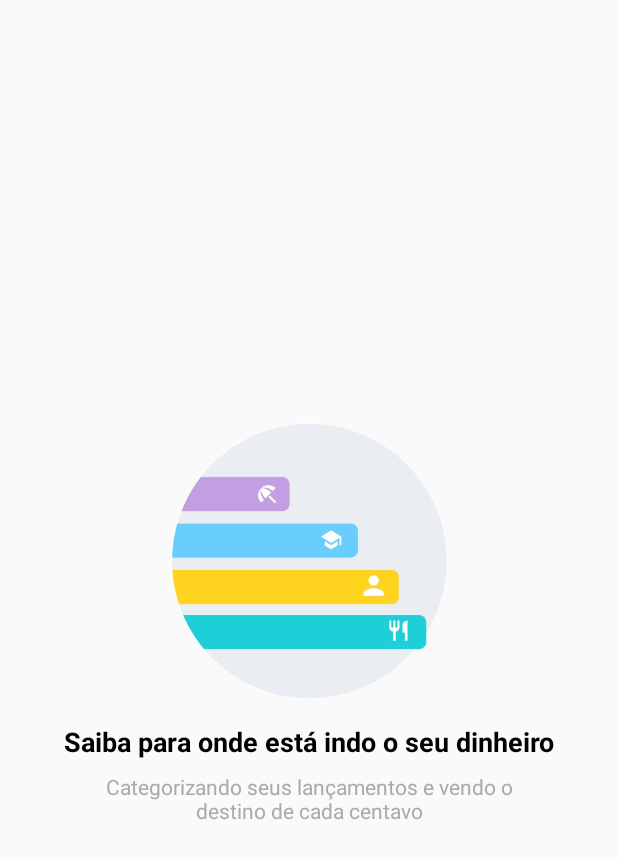
After one commit to juniormargalho/organizze, an Android app: the layout intro_2.xml on its own in the app's theme, with its tools: preview values and no code run, on a phone screen of 412 x 824 dp. The commit adds this screen. Shown: the top 859 px of the screen. Run offline under Robolectric (Android 15) with nearby library versions, the phone set to English and light mode, and no system bars.

Commit message:
adicionadoSlidesIntroducao

```diff
--- a/app/build.gradle
+++ b/app/build.gradle
@@ -32,6 +32,8 @@ dependencies {
     implementation 'com.google.firebase:firebase-core:17.0.0'
     implementation 'com.google.firebase:firebase-database:18.0.0'
     implementation 'com.google.firebase:firebase-auth:18.0.0'
+
+    implementation 'com.heinrichreimersoftware:material-intro:2.0.0'
 }
 
 apply plugin: 'com.google.gms.google-services'
--- a/app/src/main/AndroidManifest.xml
+++ b/app/src/main/AndroidManifest.xml
@@ -9,7 +9,9 @@
         android:roundIcon="@mipmap/ic_launcher_round"
         android:supportsRtl="true"
         android:theme="@style/AppTheme">
-        <activity android:name=".MainActivity">
+        <activity
+            android:name=".MainActivity"
+            android:theme="@style/Theme.Intro">
             <intent-filter>
                 <action android:name="android.intent.action.MAIN" />
 
--- /dev/null
+++ b/app/src/main/res/layout/intro_2.xml
@@ -0,0 +1,47 @@
+<?xml version="1.0" encoding="utf-8"?>
+<androidx.constraintlayout.widget.ConstraintLayout xmlns:android="http://schemas.android.com/apk/res/android"
+    xmlns:app="http://schemas.android.com/apk/res-auto"
+    xmlns:tools="http://schemas.android.com/tools"
+    android:layout_width="match_parent"
+    android:layout_height="match_parent">
+
+    <ImageView
+        android:id="@+id/imageView"
+        android:layout_width="200dp"
+        android:layout_height="200dp"
+        android:layout_marginBottom="8dp"
+        android:padding="8dp"
+        app:layout_constraintBottom_toTopOf="@+id/textView"
+        app:layout_constraintEnd_toEndOf="parent"
+        app:layout_constraintStart_toStartOf="parent"
+        app:layout_constraintTop_toTopOf="parent"
+        app:layout_constraintVertical_chainStyle="packed"
+        app:srcCompat="@drawable/dois" />
+
+    <TextView
+        android:id="@+id/textView"
+        android:layout_width="wrap_content"
+        android:layout_height="wrap_content"
+        android:layout_marginBottom="8dp"
+        android:gravity="center"
+        android:text="Saiba para onde está indo o seu dinheiro"
+        android:textColor="@android:color/black"
+        android:textSize="18sp"
+        android:textStyle="bold"
+        app:layout_constraintBottom_toTopOf="@+id/textView2"
+        app:layout_constraintEnd_toEndOf="parent"
+        app:layout_constraintStart_toStartOf="parent"
+        app:layout_constraintTop_toBottomOf="@+id/imageView" />
+
+    <TextView
+        android:id="@+id/textView2"
+        android:layout_width="wrap_content"
+        android:layout_height="wrap_content"
+        android:gravity="center"
+        android:text="Categorizando seus lançamentos e vendo o\ndestino de cada centavo"
+        android:textColor="@android:color/darker_gray"
+        app:layout_constraintBottom_toBottomOf="parent"
+        app:layout_constraintEnd_toEndOf="parent"
+        app:layout_constraintStart_toStartOf="parent"
+        app:layout_constraintTop_toBottomOf="@+id/textView" />
+</androidx.constraintlayout.widget.ConstraintLayout>
--- a/build.gradle
+++ b/build.gradle
@@ -5,10 +5,12 @@ buildscript {
         google()
         jcenter()
 
+
     }
     dependencies {
         classpath 'com.android.tools.build:gradle:3.5.1'
         classpath 'com.google.gms:google-services:4.3.2'
+
 
         // NOTE: Do not place your application dependencies here; they belong
         // in the individual module build.gradle files
@@ -19,6 +21,7 @@ allprojects {
     repositories {
         google()
         jcenter()
+        maven { url 'https://jitpack.io' }
 
     }
 }
```
Also changed, not shown: app/src/main/java/com/juniormargalho/organizze/MainActivity.java (+26 -5 lines), app/src/main/res/layout/intro_1.xml (added, +45 -0 lines), app/src/main/res/layout/intro_3.xml (added, +45 -0 lines), app/src/main/res/layout/intro_4.xml (added, +46 -0 lines), app/src/main/res/drawable/dois.png (added), app/src/main/res/drawable/quatro.png (added), app/src/main/res/drawable/tres.png (added), app/src/main/res/drawable/um.png (added).
